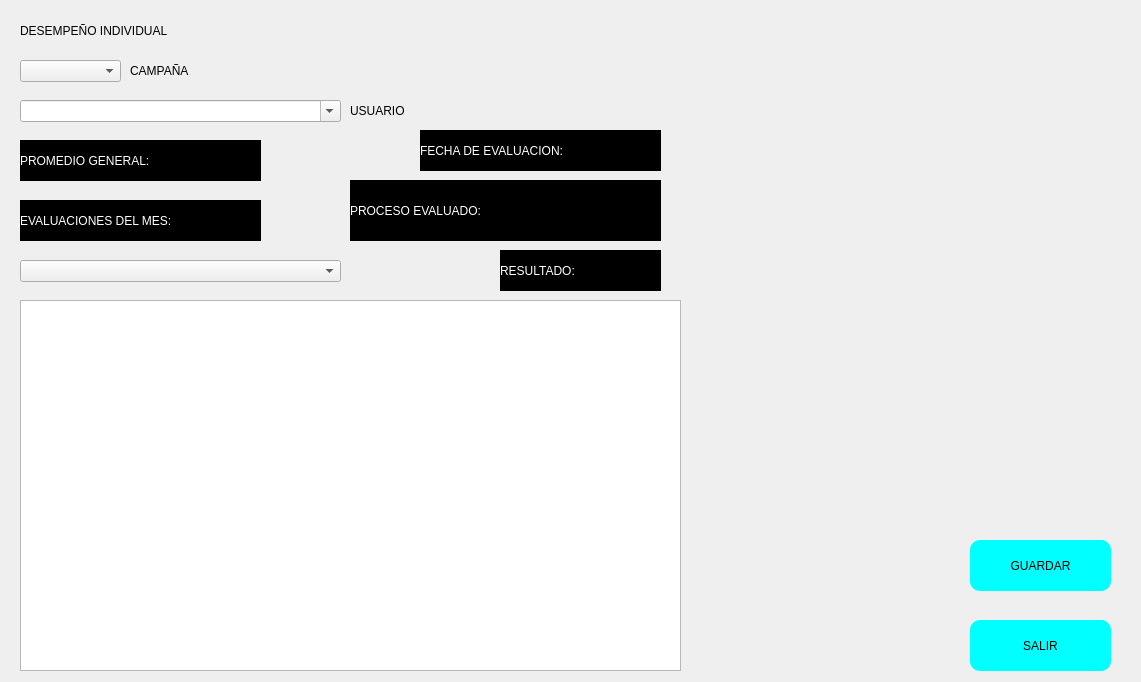
Above: interfaces/analista_calidad/show_analyst_data.ui from Ersa77/teggium_evaluations before the change. Below: the same form after it.
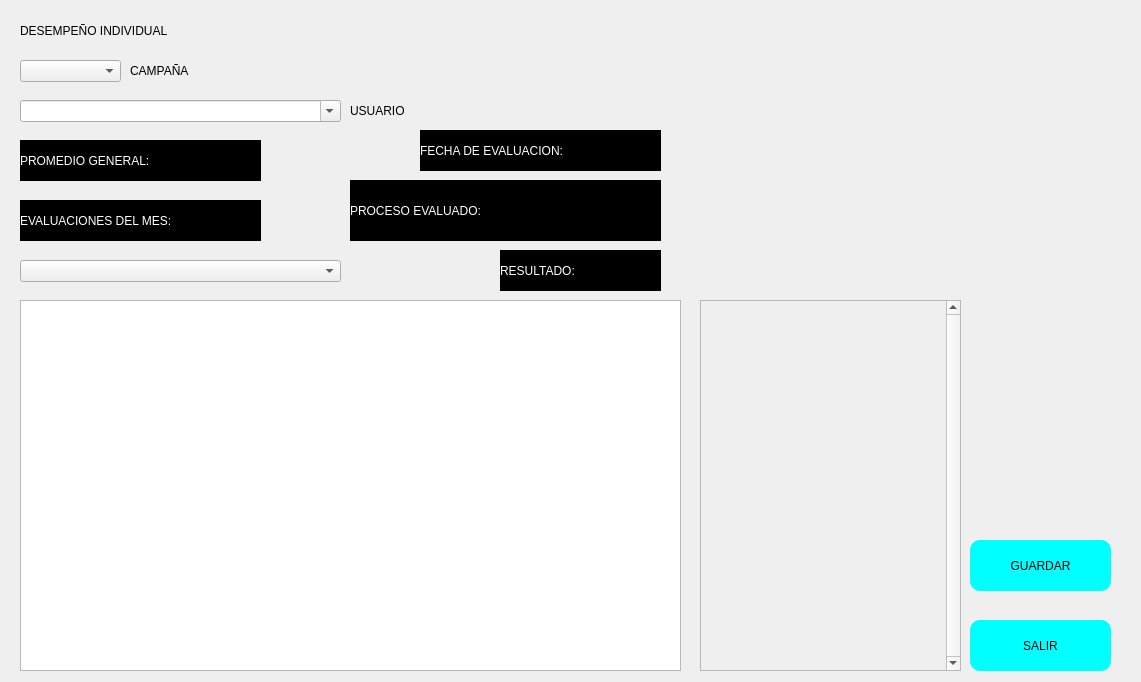
That is the form after the change. Icons and pictures are not drawn.

Commit message: renamed:    log_in.exe -> TEGGIUM EVALUATION SYSTEM.exe 	modified:   interfaces/analista_calidad/show_analyst_data.ui changed retro label to scrollarea 	modified:   source/showAnalystData.py   add functions to scrollarea

```diff
--- a/interfaces/analista_calidad/show_analyst_data.ui
+++ b/interfaces/analista_calidad/show_analyst_data.ui
@@ -185,25 +185,6 @@
     <string>RESULTADO: </string>
    </property>
   </widget>
-  <widget class="QLabel" name="retro">
-   <property name="geometry">
-    <rect>
-     <x>700</x>
-     <y>300</y>
-     <width>251</width>
-     <height>331</height>
-    </rect>
-   </property>
-   <property name="styleSheet">
-    <string notr="true">font: 12pt &quot;Arial&quot;;</string>
-   </property>
-   <property name="text">
-    <string/>
-   </property>
-   <property name="alignment">
-    <set>Qt::AlignLeading|Qt::AlignLeft|Qt::AlignTop</set>
-   </property>
-  </widget>
   <widget class="QPushButton" name="saveEvaluation">
    <property name="geometry">
     <rect>
@@ -292,6 +273,38 @@
     <string>USUARIO</string>
    </property>
   </widget>
+  <widget class="QScrollArea" name="retro">
+   <property name="geometry">
+    <rect>
+     <x>700</x>
+     <y>300</y>
+     <width>261</width>
+     <height>371</height>
+    </rect>
+   </property>
+   <property name="verticalScrollBarPolicy">
+    <enum>Qt::ScrollBarAlwaysOn</enum>
+   </property>
+   <property name="horizontalScrollBarPolicy">
+    <enum>Qt::ScrollBarAlwaysOff</enum>
+   </property>
+   <property name="widgetResizable">
+    <bool>false</bool>
+   </property>
+   <property name="alignment">
+    <set>Qt::AlignLeading|Qt::AlignLeft|Qt::AlignTop</set>
+   </property>
+   <widget class="QWidget" name="scrollAreaWidgetContents">
+    <property name="geometry">
+     <rect>
+      <x>0</x>
+      <y>0</y>
+      <width>259</width>
+      <height>369</height>
+     </rect>
+    </property>
+   </widget>
+  </widget>
  </widget>
  <resources/>
  <connections/>
```
The commit also changes 11 other files.
